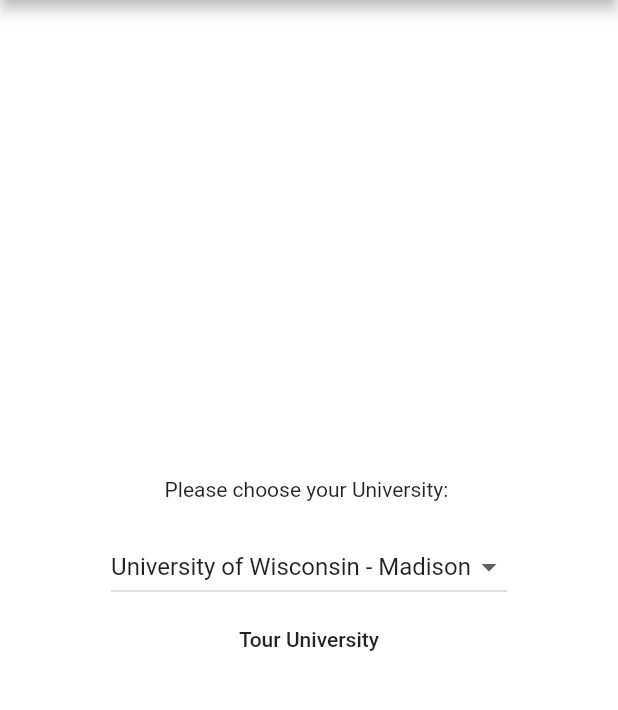
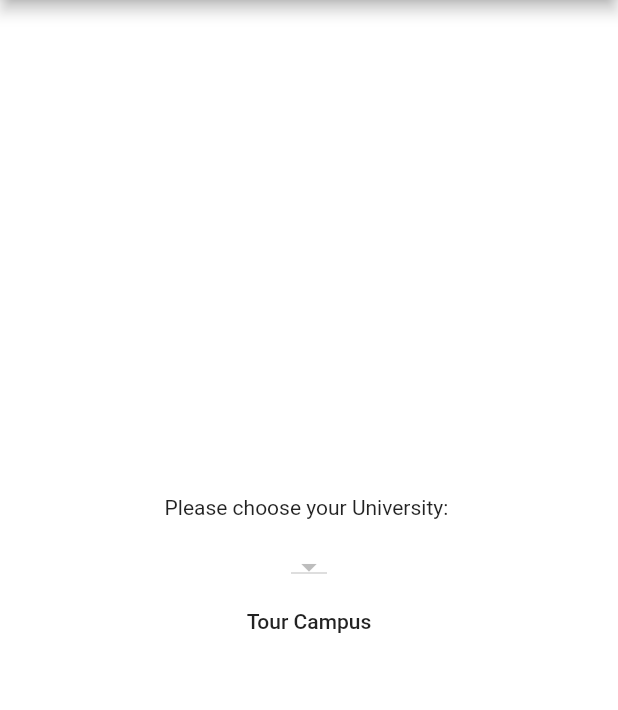
Before and after one commit to Michaelmvh/virtual_tour_app, a Flutter app: the screen it shows after launch, on a phone screen of 412 x 824 dp, the part 84-794 px from its top. Run offline on Flutter 3.47's test engine with Material 2 defaults, Android fonts, the phone set to English and light mode, and no system bars; our stand-ins replace cloud_firestore, font_awesome_flutter, google_maps_flutter; accounts and stored records are empty.

Commit message:
Configured Firestore and connected homepage to database

```diff
--- a/lib/homepage.dart
+++ b/lib/homepage.dart
@@ -1,4 +1,5 @@
 import 'package:flutter/material.dart';
+import 'package:cloud_firestore/cloud_firestore.dart';
 import 'mappage.dart';
 
 class HomePage extends StatelessWidget {
@@ -8,41 +9,24 @@
         appBar: new AppBar(
           title: new Text("Virtual Tours"),
         ),
-        body: new SettingsWidget());
+        body: new HomePageWidget());
   }
 }
 
-class SettingsWidget extends StatefulWidget {
-  SettingsWidget({Key key}) : super(key: key);
+class HomePageWidget extends StatefulWidget {
+  HomePageWidget({Key key}) : super(key: key);
 
   @override
-  _SettingsWidgetState createState() => new _SettingsWidgetState();
+  _HomePageWidgetState createState() => new _HomePageWidgetState();
 }
 
-class _SettingsWidgetState extends State<SettingsWidget> {
-  List _campuses = [
-    "University of Wisconsin - Madison",
-    "Ohio State University",
-    "Purdue",
-    "More Coming Soon"
-  ]; //Change this to use Firebase eventually
-
-  List<DropdownMenuItem<String>> _dropDownMenuItems;
-  String _currentSelected;
+class _HomePageWidgetState extends State<HomePageWidget> {
+  //List<DropdownMenuItem<String>> _dropDownMenuItems;
+  String currentCampus;
 
   @override
   void initState() {
-    _dropDownMenuItems = getDropDownMenuItems();
-    _currentSelected = _dropDownMenuItems[0].value;
     super.initState();
-  }
-
-  List<DropdownMenuItem<String>> getDropDownMenuItems() {
-    List<DropdownMenuItem<String>> items = new List();
-    for (String campus in _campuses) {
-      items.add(new DropdownMenuItem(value: campus, child: new Text(campus)));
-    }
-    return items;
   }
 
   @override
@@ -58,28 +42,46 @@
           new Container(
             padding: new EdgeInsets.all(10.0),
           ),
-          new DropdownButton(
-            value: _currentSelected,
-            items: _dropDownMenuItems,
-            onChanged: changedDropDownItem,
+          new StreamBuilder(
+            stream: Firestore.instance.collection('Schools').snapshots(),
+            builder: (context, snapshot) {
+              if (!snapshot.hasData) return const Text('Loading');
+              List<DropdownMenuItem<String>> campusList = [];
+              for (int i = 0; i < snapshot.data.documents.length; i++) {
+                DocumentSnapshot snap = snapshot.data.documents[i];
+                campusList.add(new DropdownMenuItem(
+                    value: snap.documentID,
+                    child: new Text(snap.data['SchoolName'])));
+              }
+              //String currentCampus = campusList[0].value;
+              return DropdownButton<String>(
+                  value: currentCampus, //campusList[0].value,
+                  items: campusList,
+                  //getDropDownMenuItems(
+                  //context, snapshot.data.documents['Schools']),
+                  onChanged: (String newCampus) {
+                    setState(() {
+                      currentCampus = newCampus;
+                    });
+                  });
+            },
           ),
+          //DropdownButton(
+          //value: "Select University",
+          //items: _dropDownMenuItems,
+          //onChanged: changedDropDownItem,
+          //),
           new MaterialButton(
               onPressed: () {
                 Navigator.push(
                   context,
                   MaterialPageRoute(
-                      builder: (context) => MapPage(_currentSelected)),
+                      builder: (context) => MapPage(currentCampus)),
                 );
               },
-              child: Text("Tour University")),
+              child: Text("Tour Campus")),
         ],
       )),
     );
   }
-
-  void changedDropDownItem(String selected) {
-    setState(() {
-      _currentSelected = selected;
-    });
-  }
 }
--- a/lib/mappage.dart
+++ b/lib/mappage.dart
@@ -259,13 +259,15 @@
       child: GoogleMap(
         zoomGesturesEnabled: true,
         mapType: MapType.normal,
-        initialCameraPosition:
-            CameraPosition(target: LatLng(43.072900, -89.403829), zoom: 14),
+        initialCameraPosition: CameraPosition(
+            target: LatLng(43.072900, -89.403829),
+            zoom: 14), //change for firestore values
         onMapCreated: (GoogleMapController controller) {
           _controller.complete(controller);
         },
         markers: {
           leopoldResidenceHallMarker,
+          //buildMapMarkers().,
           //Add markers from Google Cloud Here
         },
       ),
@@ -292,3 +294,5 @@
     BitmapDescriptor.hueRed,
   ),
 );
+
+Set<Marker> buildMapMarkers() {}
```
Also changed, not shown: 5 other files.
